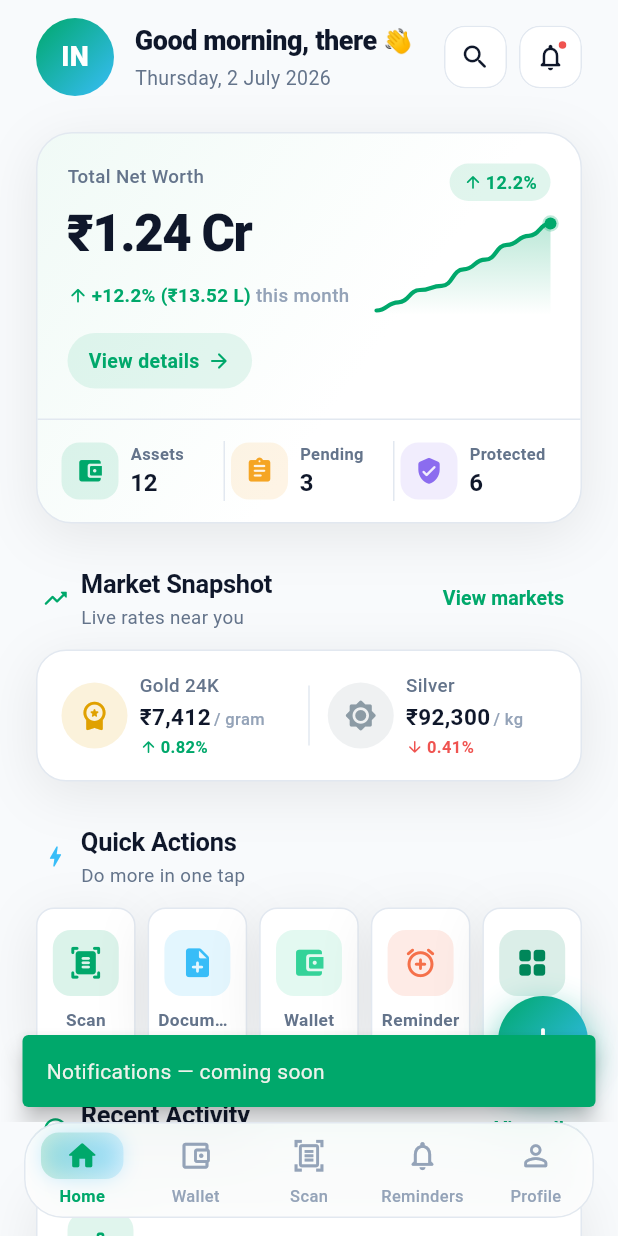
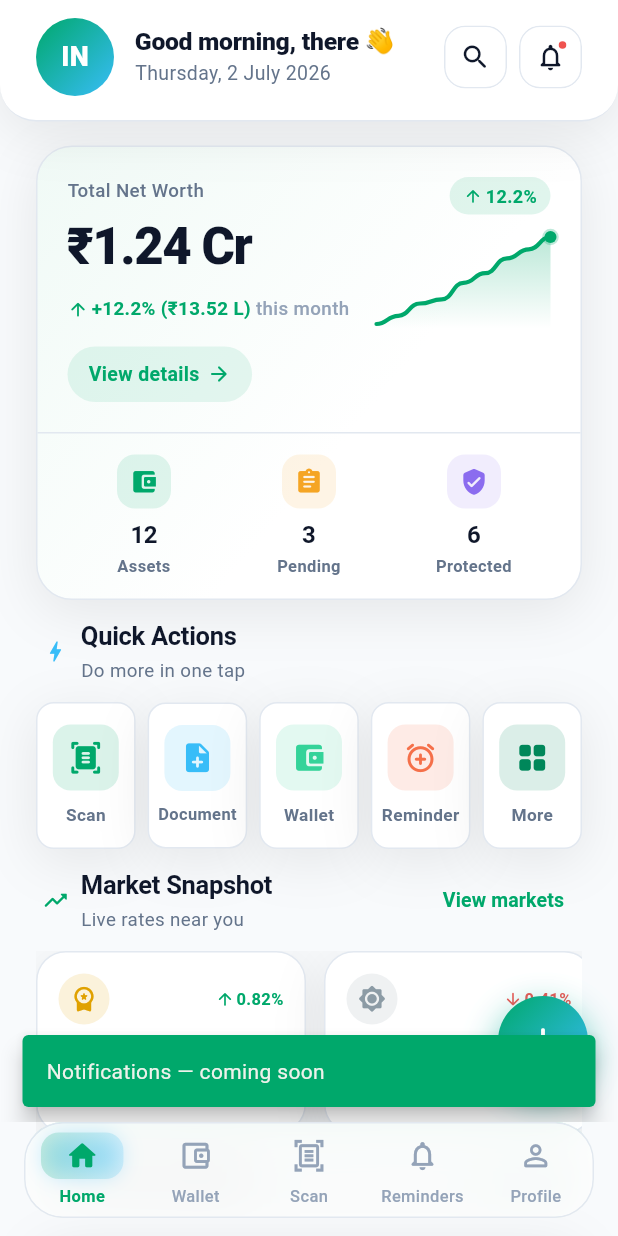
Before and after one commit to nexgrid03/INO, a Flutter app: the MainShell screen opened directly with empty values, after a tap on the "notifications none" icon, on a phone screen of 412 x 824 dp. Run offline on Flutter 3.47's test engine with Material 3 defaults, Android fonts, the phone set to English and light mode, and no system bars; our stand-ins replace camera, google_sign_in, image_picker, permission_handler, supabase_flutter; missing offline and left inert: google_mlkit_document_scanner; accounts and stored records are empty.

Commit message:
home page design

```diff
--- a/lib/data/wallet_repository.dart
+++ b/lib/data/wallet_repository.dart
@@ -104,6 +104,17 @@ class SupabaseWalletRepository implements WalletRepository {
       gradient: [Color(0xFF0EA5A5), Color(0xFF34D399)],
     ),
   ];
+
+  /// The wallet categories the app offers (app structure, not stored data).
+  static const List<WalletCategory> categories = _categories;
+
+  /// Finds a wallet category by its full name (e.g. "Insurance Wallet").
+  static WalletCategory? categoryFor(String name) {
+    for (final c in _categories) {
+      if (c.name == name) return c;
+    }
+    return null;
+  }
 
   @override
   Future<WalletHubData> load() async {
--- a/lib/screens/home/home_screen.dart
+++ b/lib/screens/home/home_screen.dart
@@ -1,6 +1,7 @@
 import 'package:flutter/material.dart';
 
 import '../../data/dashboard_repository.dart';
+import '../../data/wallet_repository.dart';
 import '../../models/user_profile.dart';
 import '../../theme/app_dimens.dart';
 import '../../theme/app_theme.dart';
@@ -16,6 +17,7 @@ import '../../widgets/home/quick_action_button.dart';
 import '../documents/add_document_screen.dart';
 import '../scan/scan_flow_screen.dart';
 import '../shell/shell_controller.dart';
+import '../wallet/wallet_detail_screen.dart';
 
 /// The INO Home — a minimal, premium fintech launcher.
 ///
@@ -72,6 +74,15 @@ class _HomeScreenState extends State<HomeScreen> {
     );
   }
 
+  /// Opens a specific wallet's page (e.g. Insurance, Investment) by name.
+  void _openWallet(String walletName) {
+    final category = SupabaseWalletRepository.categoryFor(walletName);
+    if (category == null) return;
+    Navigator.of(context).push(
+      MaterialPageRoute(builder: (_) => WalletDetailScreen(category: category)),
+    );
+  }
+
   void _scan() => launchScanFlow(context);
 
   @override
@@ -94,15 +105,26 @@ class _HomeScreenState extends State<HomeScreen> {
                 ),
                 slivers: [
                   SliverToBoxAdapter(
+                    child: Container(
+                      decoration: BoxDecoration(
+                        color: palette.surface,
+                        borderRadius: const BorderRadius.vertical(
+                            bottom: Radius.circular(AppRadius.large)),
+                        border: Border(
+                          bottom: BorderSide(color: palette.border),
+                        ),
+                        boxShadow: palette.cardShadow,
+                      ),
                       child: Padding(
                         padding: const EdgeInsets.fromLTRB(AppSpacing.screen,
-                          AppSpacing.sm, AppSpacing.screen, AppSpacing.xs),
+                            AppSpacing.sm, AppSpacing.screen, AppSpacing.md),
                         child: WelcomeHeader(
                           fullName: widget.profile.fullName,
                           notificationCount: data?.priorities.length ?? 0,
                           onSearch: () => _toast('Global search — coming soon'),
                           onNotifications: () =>
                               _toast('Notifications — coming soon'),
+                        ),
                       ),
                     ),
                   ),
@@ -134,23 +156,9 @@ class _HomeScreenState extends State<HomeScreen> {
       // 2. Net-worth hero.
       DashboardCard(
         hero: data.hero,
-        onCta: () => _toast('Portfolio — coming soon'),
+        onCta: () => _goToTab(1), // View details → Wallet hub
       ),
-      // 3. Market Snapshot — compact.
-      _Section(
-        header: SectionHeader(
-          title: 'Market Snapshot',
-          subtitle: 'Live rates near you',
-          icon: Icons.trending_up_rounded,
-          actionLabel: 'View markets',
-          onAction: () => _toast('Markets — coming soon'),
-        ),
-        child: MarketCard(
-          quotes: data.market,
-          onTap: () => _toast('Markets — coming soon'),
-        ),
-      ),
-      // 5. Quick Actions.
+      // Quick Actions — moved to the top, right under the hero.
       _Section(
         header: const SectionHeader(
           title: 'Quick Actions',
@@ -174,6 +182,16 @@ class _HomeScreenState extends State<HomeScreen> {
                 case 'Scan':
                 case 'Scan Document':
                   _scan();
+                case 'Add Reminder':
+                  _goToTab(3); // Reminders tab
+                case 'Add Property':
+                  _openWallet('Property Wallet');
+                case 'Add Insurance':
+                  _openWallet('Insurance Wallet');
+                case 'Add Investment':
+                  _openWallet('Investment Wallet');
+                case 'Add Health Record':
+                  _openWallet('Health Wallet');
                 default:
                   _toast('${a.label} — coming soon');
               }
@@ -181,7 +199,21 @@ class _HomeScreenState extends State<HomeScreen> {
           ),
         ),
       ),
-      // 6. Recent Activity — latest 5.
+      // Live Market — above Recent Activity.
+      _Section(
+        header: SectionHeader(
+          title: 'Market Snapshot',
+          subtitle: 'Live rates near you',
+          icon: Icons.trending_up_rounded,
+          actionLabel: 'View markets',
+          onAction: () => _toast('Markets — coming soon'),
+        ),
+        child: MarketCard(
+          quotes: data.market,
+          onTap: () => _toast('Markets — coming soon'),
+        ),
+      ),
+      // Recent Activity — latest 5 (kept at the bottom of the page).
       _Section(
         header: SectionHeader(
           title: 'Recent Activity',
@@ -210,7 +242,7 @@ class _HomeScreenState extends State<HomeScreen> {
       for (var i = 0; i < sections.length; i++)
         Padding(
           padding: EdgeInsets.only(
-              bottom: i == sections.length - 1 ? 0 : AppSpacing.section),
+              bottom: i == sections.length - 1 ? 0 : AppSpacing.sm),
           child: FadeSlideIn(
             delay: Duration(milliseconds: (i * 70).clamp(0, 420)),
             child: sections[i],
--- a/lib/screens/shell/main_shell.dart
+++ b/lib/screens/shell/main_shell.dart
@@ -1,6 +1,7 @@
 import 'package:flutter/material.dart';
 import 'package:flutter/services.dart';
 
+import '../../data/wallet_repository.dart';
 import '../../models/dashboard_models.dart';
 import '../../models/user_profile.dart';
 import '../../theme/app_theme.dart';
@@ -11,6 +12,7 @@ import '../home/home_screen.dart';
 import '../profile/profile_screen.dart';
 import '../reminders/reminders_screen.dart';
 import '../scan/scan_flow_screen.dart';
+import '../wallet/wallet_detail_screen.dart';
 import '../wallet/wallet_screen.dart';
 import 'placeholder_tab.dart';
 import 'shell_controller.dart';
@@ -77,24 +79,44 @@ class _MainShellState extends State<MainShell> {
   }
 
   void _onFabAction(QuickAction action) {
-    // Scan actions open the dedicated Scan & OCR flow.
-    if (action.label == 'Scan' || action.label == 'Scan Document') {
+    switch (action.label) {
+      // Scan actions open the dedicated Scan flow.
+      case 'Scan':
+      case 'Scan Document':
         launchScanFlow(context);
-      return;
-    }
-    // Other document-add actions open the Add Document screen.
-    if (action.label == 'Add Document') {
+      // Reminder goes to the Reminders tab.
+      case 'Add Reminder':
+        ShellController.tab.value = 3;
+      case 'Add Document':
         Navigator.of(context).push(
           MaterialPageRoute(builder: (_) => const AddDocumentScreen()),
         );
-      return;
-    }
+      // Category adds open their respective wallet pages.
+      case 'Add Property':
+        _openWallet('Property Wallet');
+      case 'Add Insurance':
+        _openWallet('Insurance Wallet');
+      case 'Add Investment':
+        _openWallet('Investment Wallet');
+      case 'Add Health Record':
+        _openWallet('Health Wallet');
+      default:
         ScaffoldMessenger.of(context).showSnackBar(
           SnackBar(
             content: Text('${action.label} — coming soon'),
             behavior: SnackBarBehavior.floating,
             backgroundColor: AppColors.primaryGreen,
           ),
+        );
+    }
+  }
+
+  /// Opens a specific wallet's page (e.g. Insurance, Investment) by name.
+  void _openWallet(String walletName) {
+    final category = SupabaseWalletRepository.categoryFor(walletName);
+    if (category == null) return;
+    Navigator.of(context).push(
+      MaterialPageRoute(builder: (_) => WalletDetailScreen(category: category)),
     );
   }
 
--- a/lib/widgets/dashboard/welcome_header.dart
+++ b/lib/widgets/dashboard/welcome_header.dart
@@ -123,24 +123,17 @@ class _WelcomeHeaderState extends State<WelcomeHeader>
           child: Column(
             crossAxisAlignment: CrossAxisAlignment.start,
             children: [
-              Row(
-                children: [
-                  Flexible(
-                    child: Text(
-                      '$_greeting, $_firstName',
-                      maxLines: 1,
-                      overflow: TextOverflow.ellipsis,
-                      style: TextStyle(
-                        fontSize: 18,
-                        fontWeight: FontWeight.w800,
-                        color: palette.textPrimary,
-                        letterSpacing: -0.3,
-                      ),
-                    ),
-                  ),
-                  const SizedBox(width: 4),
-                  const Text('👋', style: TextStyle(fontSize: 16)),
-                ],
+              Text(
+                '$_greeting, $_firstName 👋',
+                maxLines: 2,
+                overflow: TextOverflow.ellipsis,
+                style: TextStyle(
+                  fontSize: 16.5,
+                  fontWeight: FontWeight.w800,
+                  color: palette.textPrimary,
+                  letterSpacing: -0.2,
+                  height: 1.15,
+                ),
               ),
               const SizedBox(height: 2),
               Text(
--- a/lib/widgets/home/dashboard_card.dart
+++ b/lib/widgets/home/dashboard_card.dart
@@ -61,13 +61,11 @@ class DashboardCard extends StatelessWidget {
                       color: _assets,
                       value: '${hero.assets}',
                       label: 'Assets'),
-                  _divider(palette),
                   _Stat(
                       icon: Icons.assignment_rounded,
                       color: _pending,
                       value: '${hero.pendingTasks}',
                       label: 'Pending'),
-                  _divider(palette),
                   _Stat(
                       icon: Icons.verified_user_rounded,
                       color: _protected,
@@ -82,12 +80,6 @@ class DashboardCard extends StatelessWidget {
     );
   }
 
-  Widget _divider(AppPalette palette) => Container(
-        width: 1,
-        height: 40,
-        margin: const EdgeInsets.symmetric(horizontal: 4),
-        color: palette.border,
-      );
 }
 
 class _NetWorth extends StatelessWidget {
@@ -261,36 +253,32 @@ class _Stat extends StatelessWidget {
   Widget build(BuildContext context) {
     final palette = AppPalette.of(context);
     return Expanded(
-      child: Row(
+      child: Column(
+        mainAxisSize: MainAxisSize.min,
         children: [
           Container(
-            width: AppSizes.iconContainerSm - 6,
-            height: AppSizes.iconContainerSm - 6,
+            width: 36,
+            height: 36,
             decoration: BoxDecoration(
               color: color.withValues(alpha: 0.12),
               borderRadius: BorderRadius.circular(AppRadius.chip),
             ),
             child: Icon(icon, size: 19, color: color),
           ),
-          const SizedBox(width: AppSpacing.xs),
-          Expanded(
-            child: Column(
-              crossAxisAlignment: CrossAxisAlignment.start,
-              children: [
-                Text(
-                  label,
-                  maxLines: 1,
-                  overflow: TextOverflow.ellipsis,
-                  style: AppText.label.copyWith(
-                      color: palette.textSecondary, fontSize: 11),
-                ),
-                Text(
-                  value,
-                  style: AppText.title
-                      .copyWith(color: palette.textPrimary, fontSize: 16),
-                ),
-              ],
-            ),
+          const SizedBox(height: 6),
+          Text(
+            value,
+            style: AppText.title
+                .copyWith(color: palette.textPrimary, fontSize: 16),
+          ),
+          const SizedBox(height: 1),
+          Text(
+            label,
+            maxLines: 1,
+            overflow: TextOverflow.ellipsis,
+            textAlign: TextAlign.center,
+            style:
+                AppText.label.copyWith(color: palette.textSecondary, fontSize: 11),
           ),
         ],
       ),
--- a/lib/widgets/home/market_card.dart
+++ b/lib/widgets/home/market_card.dart
@@ -5,78 +5,91 @@ import '../../theme/app_dimens.dart';
 import '../../theme/app_theme.dart';
 import '../dashboard/ino_card.dart';
 
-/// Section 4 — compact Market Snapshot.
+/// Section 4 — Market Snapshot.
 ///
-/// A single low-profile card showing Gold and Silver side by side — circular
-/// tinted icon, name, price with unit, and the daily change (green up / red
-/// down). "View Markets" lives in the section header.
+/// A horizontally-scrolling row of live rates (Gold, Silver, Petrol, Diesel …),
+/// each in its own compact card wide enough to show the full price. Swipe right
+/// to reveal more. "View Markets" lives in the section header.
 class MarketCard extends StatelessWidget {
   const MarketCard({super.key, required this.quotes, this.onTap});
 
-  /// Expects the gold & silver quotes (first two are used).
   final List<MarketQuote> quotes;
   final VoidCallback? onTap;
 
   @override
   Widget build(BuildContext context) {
-    final palette = AppPalette.of(context);
-    final shown = quotes.take(2).toList();
-    return InoCard(
-      radius: AppRadius.card,
-      padding: const EdgeInsets.symmetric(
-          horizontal: AppSpacing.md, vertical: 14),
-      onTap: onTap,
-      child: Row(
-        children: [
-          for (var i = 0; i < shown.length; i++) ...[
-            if (i > 0)
-              Container(
-                width: 1,
-                height: 40,
-                margin: const EdgeInsets.symmetric(horizontal: AppSpacing.sm),
-                color: palette.border,
-              ),
-            Expanded(child: _MiniQuote(quote: shown[i])),
-          ],
-        ],
+    return SizedBox(
+      height: 122,
+      child: ListView.separated(
+        scrollDirection: Axis.horizontal,
+        padding: EdgeInsets.zero,
+        physics: const BouncingScrollPhysics(),
+        itemCount: quotes.length,
+        separatorBuilder: (_, _) => const SizedBox(width: AppSpacing.sm),
+        itemBuilder: (context, i) => _QuoteCard(quote: quotes[i], onTap: onTap),
       ),
     );
   }
 }
 
-class _MiniQuote extends StatelessWidget {
-  const _MiniQuote({required this.quote});
+class _QuoteCard extends StatelessWidget {
+  const _QuoteCard({required this.quote, this.onTap});
 
   final MarketQuote quote;
+  final VoidCallback? onTap;
 
   @override
   Widget build(BuildContext context) {
     final palette = AppPalette.of(context);
-    final up = quote.trend != TrendDirection.down;
+    final up = quote.changePercent >= 0;
     final changeColor = up ? AppColors.positive : AppColors.negative;
-    return Row(
+
+    return InoCard(
+      radius: AppRadius.card,
+      padding: const EdgeInsets.all(14),
+      onTap: onTap,
+      child: SizedBox(
+        width: 150,
+        child: Column(
+          crossAxisAlignment: CrossAxisAlignment.start,
+          mainAxisSize: MainAxisSize.min,
+          children: [
+            Row(
               children: [
                 Container(
-          width: AppSizes.iconContainerSm,
-          height: AppSizes.iconContainerSm,
+                  width: 34,
+                  height: 34,
                   decoration: BoxDecoration(
                     color: quote.accent.withValues(alpha: 0.14),
                     shape: BoxShape.circle,
                   ),
-          child: Icon(quote.icon, color: quote.accent, size: 22),
+                  child: Icon(quote.icon, color: quote.accent, size: 19),
                 ),
-        const SizedBox(width: AppSpacing.xs),
-        Expanded(
-          child: Column(
-            crossAxisAlignment: CrossAxisAlignment.start,
-            children: [
+                const Spacer(),
+                Icon(
+                    up
+                        ? Icons.arrow_upward_rounded
+                        : Icons.arrow_downward_rounded,
+                    size: 13,
+                    color: changeColor),
+                const SizedBox(width: 1),
                 Text(
-                quote.label,
+                  '${quote.changePercent.abs().toStringAsFixed(2)}%',
+                  style:
+                      AppText.label.copyWith(color: changeColor, fontSize: 11),
+                ),
+              ],
+            ),
+            const SizedBox(height: 10),
+            Text(
+              quote.location == null
+                  ? quote.label
+                  : '${quote.label} · ${quote.location}',
               maxLines: 1,
               overflow: TextOverflow.ellipsis,
               style: AppText.caption.copyWith(color: palette.textSecondary),
             ),
-              const SizedBox(height: 1),
+            const SizedBox(height: 2),
             Row(
               crossAxisAlignment: CrossAxisAlignment.baseline,
               textBaseline: TextBaseline.alphabetic,
@@ -87,10 +100,10 @@ class _MiniQuote extends StatelessWidget {
                     maxLines: 1,
                     overflow: TextOverflow.ellipsis,
                     style: AppText.subtitle
-                          .copyWith(color: palette.textPrimary, fontSize: 15),
+                        .copyWith(color: palette.textPrimary, fontSize: 16),
                   ),
                 ),
-                  const SizedBox(width: 2),
+                const SizedBox(width: 3),
                 Text(
                   quote.unit,
                   style: AppText.caption
@@ -98,27 +111,9 @@ class _MiniQuote extends StatelessWidget {
                 ),
               ],
             ),
-              const SizedBox(height: 2),
-              Row(
-                children: [
-                  Icon(
-                      up
-                          ? Icons.arrow_upward_rounded
-                          : Icons.arrow_downward_rounded,
-                      size: 12,
-                      color: changeColor),
-                  const SizedBox(width: 2),
-                  Text(
-                    '${quote.changePercent.abs().toStringAsFixed(2)}%',
-                    style:
-                        AppText.label.copyWith(color: changeColor, fontSize: 11),
-                  ),
-                ],
-              ),
           ],
         ),
       ),
-      ],
     );
   }
 }
--- a/lib/widgets/home/quick_action_button.dart
+++ b/lib/widgets/home/quick_action_button.dart
@@ -43,14 +43,18 @@ class QuickActionButton extends StatelessWidget {
             child: Icon(icon, color: color, size: 23),
           ),
           const SizedBox(height: AppSpacing.xs),
-          Text(
+          // Scale the label down to fit rather than truncating, so full names
+          // (e.g. "Reminder", "Document") always show.
+          FittedBox(
+            fit: BoxFit.scaleDown,
+            child: Text(
               label,
               maxLines: 1,
-            overflow: TextOverflow.ellipsis,
               style: AppText.caption.copyWith(
                 color: palette.textSecondary,
                 fontWeight: FontWeight.w600,
                 fontSize: 11.5,
+              ),
             ),
           ),
         ],
```
Lines whose indentation alone changed are shown as unchanged.
